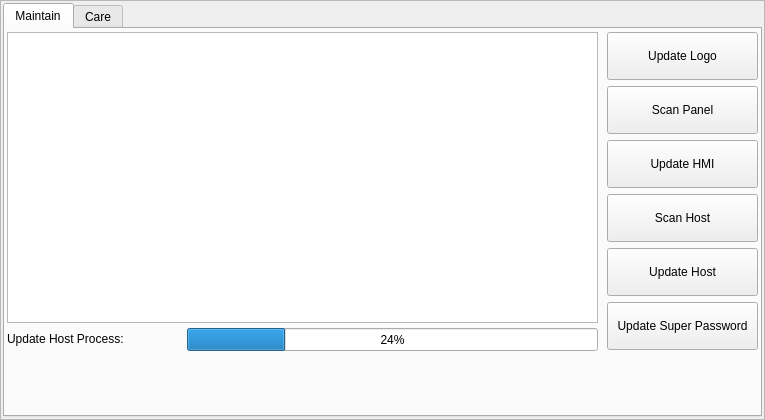
First picture: the form in hcmaintains/icupdatesystempage.ui, repository dongdong-2009/3-5AxisRobot, before the edit.
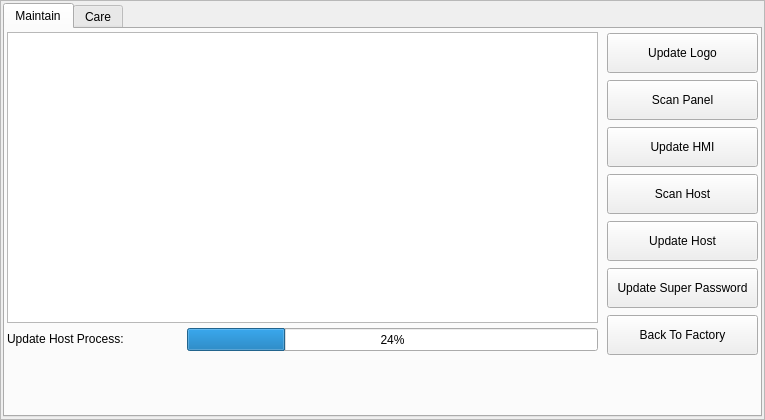
Second picture: the form after the edit. Custom widgets are drawn as their Qt base class.

The edit to the form file:
```diff
--- a/hcmaintains/icupdatesystempage.ui
+++ b/hcmaintains/icupdatesystempage.ui
@@ -77,7 +77,7 @@
          <x>602</x>
          <y>3</y>
          <width>151</width>
-         <height>320</height>
+         <height>331</height>
         </rect>
        </property>
        <layout class="QVBoxLayout" name="verticalLayout">
@@ -92,7 +92,7 @@
           <property name="minimumSize">
            <size>
             <width>90</width>
-            <height>48</height>
+            <height>40</height>
            </size>
           </property>
           <property name="text">
@@ -111,7 +111,7 @@
           <property name="minimumSize">
            <size>
             <width>80</width>
-            <height>48</height>
+            <height>40</height>
            </size>
           </property>
           <property name="text">
@@ -133,7 +133,7 @@
           <property name="minimumSize">
            <size>
             <width>80</width>
-            <height>48</height>
+            <height>40</height>
            </size>
           </property>
           <property name="text">
@@ -152,7 +152,7 @@
           <property name="minimumSize">
            <size>
             <width>80</width>
-            <height>48</height>
+            <height>40</height>
            </size>
           </property>
           <property name="text">
@@ -174,7 +174,7 @@
           <property name="minimumSize">
            <size>
             <width>80</width>
-            <height>48</height>
+            <height>40</height>
            </size>
           </property>
           <property name="text">
@@ -193,7 +193,7 @@
           <property name="minimumSize">
            <size>
             <width>80</width>
-            <height>48</height>
+            <height>40</height>
            </size>
           </property>
           <property name="text">
@@ -201,6 +201,25 @@
           </property>
          </widget>
         </item>
+        <item>
+         <widget class="QToolButton" name="backToFactory">
+          <property name="sizePolicy">
+           <sizepolicy hsizetype="Preferred" vsizetype="Fixed">
+            <horstretch>0</horstretch>
+            <verstretch>0</verstretch>
+           </sizepolicy>
+          </property>
+          <property name="minimumSize">
+           <size>
+            <width>80</width>
+            <height>40</height>
+           </size>
+          </property>
+          <property name="text">
+           <string>Back To Factory</string>
+          </property>
+         </widget>
+        </item>
        </layout>
       </widget>
       <widget class="QLabel" name="statusLabel">
```
